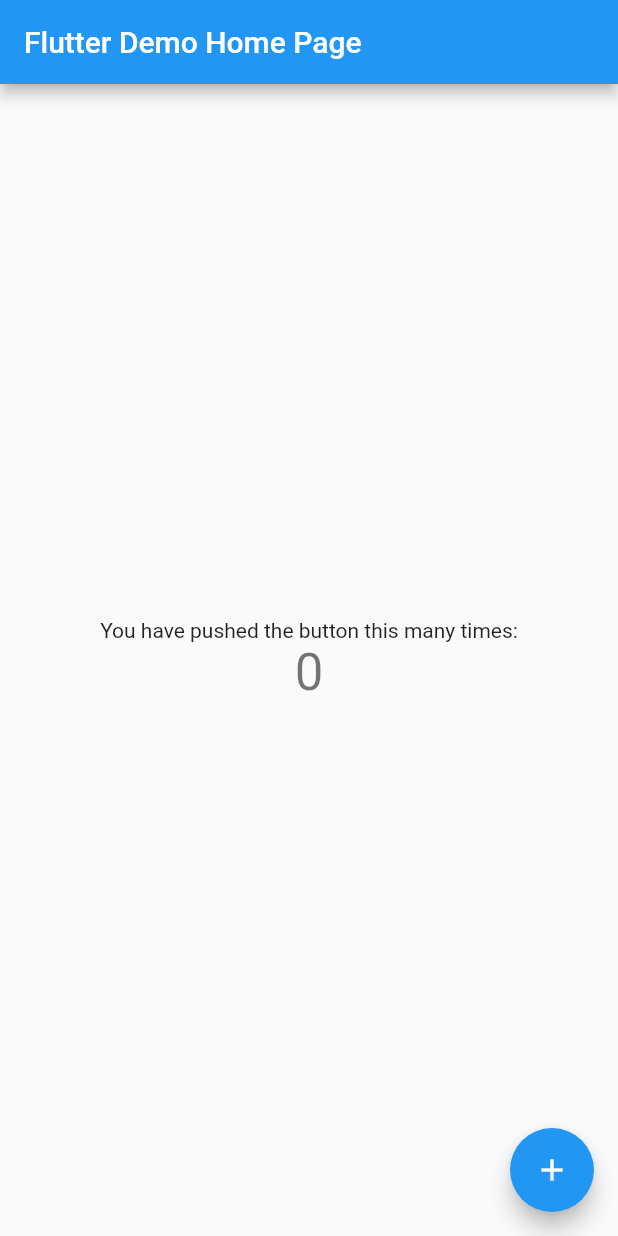
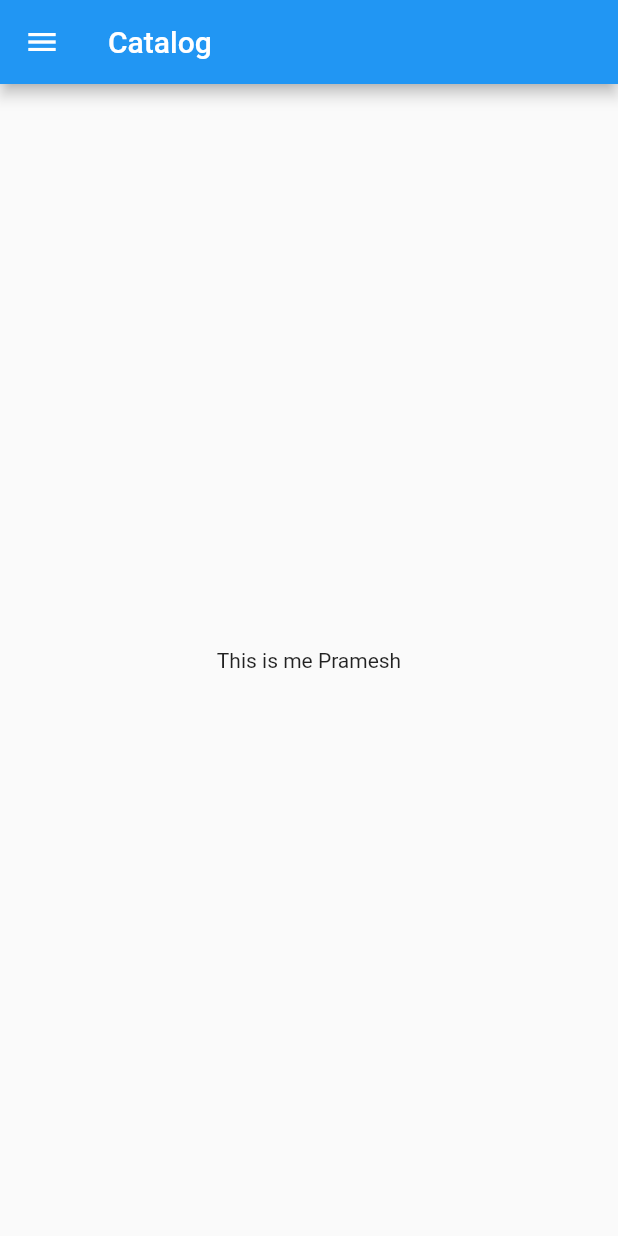
Before and after one commit to prameshbajra/catalog, a Flutter app: the screen it shows after launch, on a phone screen of 412 x 824 dp. Run offline on Flutter 3.47's test engine with Material 2 defaults, Android fonts, the phone set to English and light mode, and no system bars.

Commit message:
Component separated.

```diff
--- /dev/null
+++ b/lib/home_page.dart
@@ -0,0 +1,20 @@
+import 'package:flutter/material.dart';
+
+class HomePage extends StatelessWidget {
+  const HomePage({Key? key}) : super(key: key);
+
+  @override
+  Widget build(BuildContext context) {
+    return Scaffold(
+      appBar: AppBar(
+        title: Text("Catalog"),
+      ),
+      body: Center(
+        child: Container(
+          child: Text("This is me Pramesh"),
+        ),
+      ),
+      drawer: Drawer(),
+    );
+  }
+}
--- a/lib/main.dart
+++ b/lib/main.dart
@@ -1,3 +1,4 @@
+import 'package:catalog/home_page.dart';
 import 'package:flutter/material.dart';
 
 void main() {
@@ -9,105 +10,7 @@ class MyApp extends StatelessWidget {
   @override
   Widget build(BuildContext context) {
     return MaterialApp(
-      title: 'Flutter Demo',
-      theme: ThemeData(
-        // This is the theme of your application.
-        //
-        // Try running your application with "flutter run". You'll see the
-        // application has a blue toolbar. Then, without quitting the app, try
-        // changing the primarySwatch below to Colors.green and then invoke
-        // "hot reload" (press "r" in the console where you ran "flutter run",
-        // or simply save your changes to "hot reload" in a Flutter IDE).
-        // Notice that the counter didn't reset back to zero; the application
-        // is not restarted.
-        primarySwatch: Colors.blue,
-      ),
-      home: MyHomePage(title: 'Flutter Demo Home Page'),
+      home: HomePage(),
     );
   }
 }
-
-class MyHomePage extends StatefulWidget {
-  MyHomePage({Key? key, required this.title}) : super(key: key);
-
-  // This widget is the home page of your application. It is stateful, meaning
-  // that it has a State object (defined below) that contains fields that affect
-  // how it looks.
-
-  // This class is the configuration for the state. It holds the values (in this
-  // case the title) provided by the parent (in this case the App widget) and
-  // used by the build method of the State. Fields in a Widget subclass are
-  // always marked "final".
-
-  final String title;
-
-  @override
-  _MyHomePageState createState() => _MyHomePageState();
-}
-
-class _MyHomePageState extends State<MyHomePage> {
-  int _counter = 0;
-
-  void _incrementCounter() {
-    setState(() {
-      // This call to setState tells the Flutter framework that something has
-      // changed in this State, which causes it to rerun the build method below
-      // so that the display can reflect the updated values. If we changed
-      // _counter without calling setState(), then the build method would not be
-      // called again, and so nothing would appear to happen.
-      _counter++;
-    });
-  }
-
-  @override
-  Widget build(BuildContext context) {
-    // This method is rerun every time setState is called, for instance as done
-    // by the _incrementCounter method above.
-    //
-    // The Flutter framework has been optimized to make rerunning build methods
-    // fast, so that you can just rebuild anything that needs updating rather
-    // than having to individually change instances of widgets.
-    return Scaffold(
-      appBar: AppBar(
-        // Here we take the value from the MyHomePage object that was created by
-        // the App.build method, and use it to set our appbar title.
-        title: Text(widget.title),
-      ),
-      body: Center(
-        // Center is a layout widget. It takes a single child and positions it
-        // in the middle of the parent.
-        child: Column(
-          // Column is also a layout widget. It takes a list of children and
-          // arranges them vertically. By default, it sizes itself to fit its
-          // children horizontally, and tries to be as tall as its parent.
-          //
-          // Invoke "debug painting" (press "p" in the console, choose the
-          // "Toggle Debug Paint" action from the Flutter Inspector in Android
-          // Studio, or the "Toggle Debug Paint" command in Visual Studio Code)
-          // to see the wireframe for each widget.
-          //
-          // Column has various properties to control how it sizes itself and
-          // how it positions its children. Here we use mainAxisAlignment to
-          // center the children vertically; the main axis here is the vertical
-          // axis because Columns are vertical (the cross axis would be
-          // horizontal).
-          mainAxisAlignment: MainAxisAlignment.center,
-          children: <Widget>[
-            Text(
-              'You have pushed the button this many times:',
-            ),
-            Text(
-              '$_counter',
-              style: Theme.of(context).textTheme.headline4,
-            ),
-          ],
-        ),
-      ),
-      floatingActionButton: FloatingActionButton(
-        onPressed: _incrementCounter,
-        tooltip: 'Increment',
-        child: Icon(Icons.add),
-      ), // This trailing comma makes auto-formatting nicer for build methods.
-    );
-  }
-}
```
